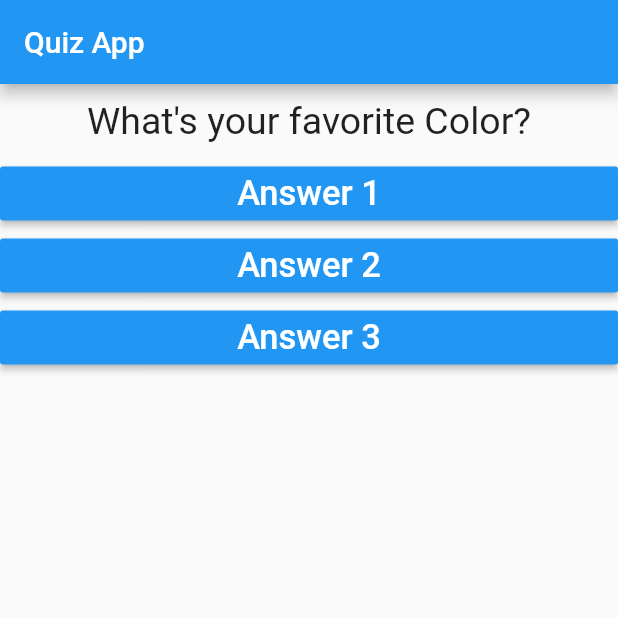
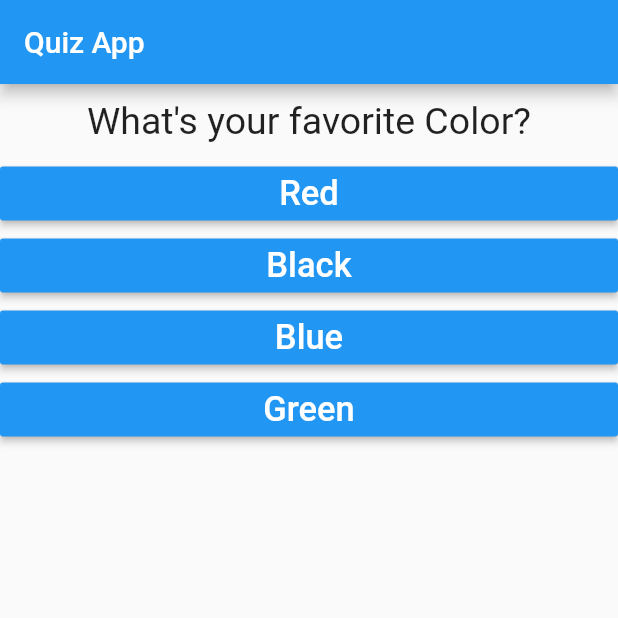
Before and after one commit to RashedMigdady/expert-palm-tree, a Flutter app: the screen it shows after launch, on a phone screen of 412 x 824 dp, the top half of it. Run offline on Flutter 3.47's test engine with Material 2 defaults, Android fonts, the phone set to English and light mode, and no system bars.

Commit message:
4th commit

```diff
--- a/lib/main.dart
+++ b/lib/main.dart
@@ -15,7 +15,7 @@ class _MyAppState extends State<MyApp> {
   int _questionIndex = 0;
 
   void answerQuestion(){
-    if (_questionIndex == 1)
+    if (_questionIndex == 2)
       _questionIndex = -1;
     setState(() {
       _questionIndex = _questionIndex + 1;
@@ -25,9 +25,20 @@ class _MyAppState extends State<MyApp> {
     print(_questionIndex);
   }
 
-  final _question = [
-    'What\'s your favorite Color?',
-    'What\'s your favorite Animal?'
+  final List<Map<String,Object>> _question = [
+    {
+      'questionText':'What\'s your favorite Color?',
+      'answers':["Red" , "Black" , "Blue" , "Green"]
+    },
+    {
+      'questionText':'What\'s your favorite Animal?',
+      'answers':["Tiger" , "Bird" , "Sneak" , "Lion"]
+    },
+    {
+      'questionText':'What\'s your favorite instructor?',
+      'answers':["Moh" , "Ali" , "Khalid" , "Jameel"]
+    }
+
   ];
 
   @override
@@ -40,10 +51,12 @@ class _MyAppState extends State<MyApp> {
           body: Container(
             //width: double.infinity,
             child: Column(children: <Widget>[
-              Question(_question[_questionIndex]),
-              Answer(answerQuestion, "Answer 1"),
-              Answer(answerQuestion, "Answer 2"),
-              Answer(answerQuestion, "Answer 3")
+              Question(_question[_questionIndex]['questionText']),
+
+              ...(_question[_questionIndex]['answers'] as List<String>).map((ans){
+                return Answer(answerQuestion , ans);
+                }).toList(),
+
 
 
             ]),
```
